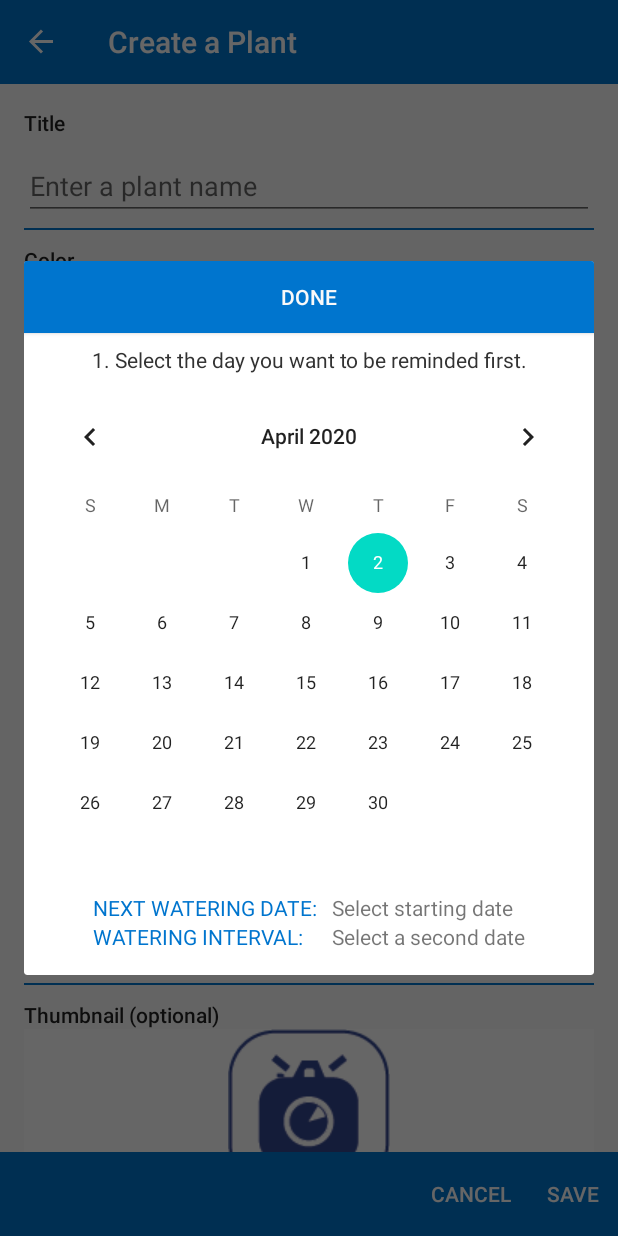
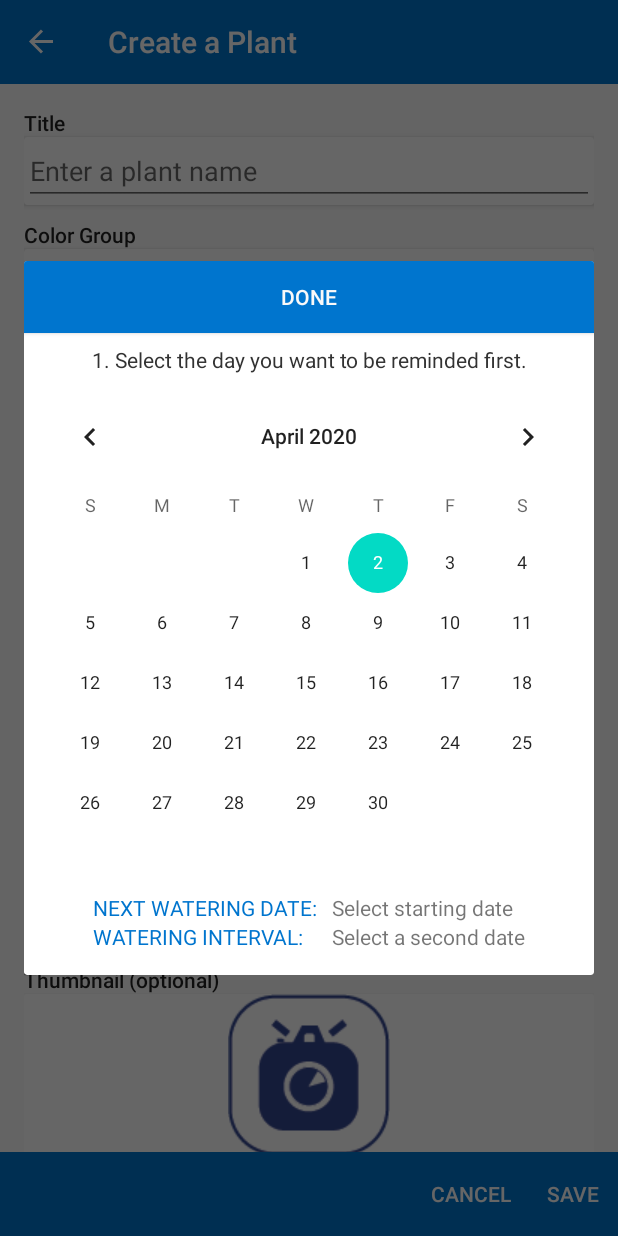
Before and after one commit to Davidwallacesadler/BluePailAndroid, an Android app: the PlantDetail screen opened through its navigation route, after a tap on "Setup your plants watering schedule", on a phone screen of 412 x 824 dp. Run offline under Robolectric (Android 15) with nearby library versions, the phone set to English and light mode, and no system bars; our stand-ins replace Picasso, Room's generated code, navigation-ui; 2 other taps on this screen came first.

Commit message:
Implement cardviews in plant detial fragment for a cleaner look, create viewModels package for improved project organization, change user facing strings to make them more readable

```diff
--- a/app/src/main/java/com/davidsadler/bluepail/fragments/PlantDetail.kt
+++ b/app/src/main/java/com/davidsadler/bluepail/fragments/PlantDetail.kt
@@ -2,10 +2,7 @@ package com.davidsadler.bluepail.fragments
 
 import android.app.Activity
 import android.content.Intent
-import android.graphics.Bitmap
-import android.graphics.BitmapFactory
 import android.net.Uri
-import android.os.Build
 import android.os.Bundle
 import android.os.Environment
 import android.provider.MediaStore
@@ -15,7 +12,6 @@ import android.widget.Toast
 import androidx.core.content.FileProvider
 import androidx.core.view.isVisible
 import androidx.fragment.app.Fragment
-import androidx.lifecycle.LiveData
 import androidx.lifecycle.ViewModelProvider
 import androidx.navigation.Navigation
 import androidx.navigation.fragment.navArgs
@@ -25,7 +21,7 @@ import com.davidsadler.bluepail.adapters.ColorsAdapter
 import com.davidsadler.bluepail.adapters.OnColorSelectedListener
 import com.davidsadler.bluepail.util.*
 import kotlinx.android.synthetic.main.fragment_plant_detail.*
-import com.davidsadler.bluepail.model.PlantCreationViewModel
+import com.davidsadler.bluepail.viewModels.PlantCreationViewModel
 import com.squareup.picasso.Picasso
 import java.io.File
 import java.io.IOException
--- a/app/src/main/java/com/davidsadler/bluepail/fragments/PlantList.kt
+++ b/app/src/main/java/com/davidsadler/bluepail/fragments/PlantList.kt
@@ -14,7 +14,7 @@ import com.davidsadler.bluepail.R
 import com.davidsadler.bluepail.adapters.OnItemClickedListener
 import com.davidsadler.bluepail.adapters.PlantsAdapter
 import com.davidsadler.bluepail.model.Plant
-import com.davidsadler.bluepail.model.PlantViewModel
+import com.davidsadler.bluepail.viewModels.PlantViewModel
 import com.davidsadler.bluepail.util.AlarmNotificationManager
 import kotlinx.android.synthetic.main.fragment_plant_list.*
 
--- a/app/src/main/res/layout/fragment_plant_detail.xml
+++ b/app/src/main/res/layout/fragment_plant_detail.xml
@@ -41,9 +41,9 @@
                     android:text="@string/text_view_plant_title_header"
                     android:textAppearance="@style/TextAppearance.AppCompat.Body2" />
 
-                <Space
+                <androidx.cardview.widget.CardView
                     android:layout_width="match_parent"
-                    android:layout_height="10dp" />
+                    android:layout_height="wrap_content">
 
                     <EditText
                         android:id="@+id/editText_plant_name"
@@ -55,14 +55,7 @@
                         android:imeOptions="actionDone"
                         android:inputType="textCapWords"/>
 
-                <Space
-                    android:layout_width="match_parent"
-                    android:layout_height="5dp" />
-
-                <View
-                    android:layout_width="match_parent"
-                    android:layout_height="1dp"
-                    android:background="@color/colorPrimary" />
+                </androidx.cardview.widget.CardView>
 
                 <Space
                     android:layout_width="match_parent"
@@ -74,6 +67,9 @@
                     android:text="@string/text_view_plant_color_header"
                     android:textAppearance="@style/TextAppearance.AppCompat.Body2" />
 
+                <androidx.cardview.widget.CardView
+                    android:layout_width="match_parent"
+                    android:layout_height="wrap_content">
 
                     <androidx.recyclerview.widget.RecyclerView
                         android:id="@+id/recyclerView_plant_colors"
@@ -84,14 +80,7 @@
 
                     </androidx.recyclerview.widget.RecyclerView>
 
-                <Space
-                    android:layout_width="match_parent"
-                    android:layout_height="10dp" />
-
-                <View
-                    android:layout_width="match_parent"
-                    android:layout_height="1dp"
-                    android:background="@color/colorPrimary" />
+                </androidx.cardview.widget.CardView>
 
                 <Space
                     android:layout_width="match_parent"
@@ -102,6 +91,16 @@
                     android:layout_height="wrap_content"
                     android:text="@string/text_view_plant_reminder_header"
                     android:textAppearance="@style/TextAppearance.AppCompat.Body2" />
+
+                <androidx.cardview.widget.CardView
+                    android:layout_width="match_parent"
+                    android:layout_height="wrap_content">
+
+                    <LinearLayout
+                        android:layout_width="match_parent"
+                        android:layout_height="match_parent"
+                        android:orientation="vertical"
+                        android:padding="8dp">
 
                         <Space
                             android:layout_width="match_parent"
@@ -193,9 +192,11 @@
                             android:layout_height="10dp" />
 
                         <View
-                    android:layout_width="@android:dimen/thumbnail_width"
+                            android:layout_width="match_parent"
                             android:layout_height="1dp"
-                    android:background="@color/colorPrimary" />
+                            android:background="@color/colorPrimary"
+                            android:paddingLeft="16dp"
+                            android:paddingRight="16dp" />
 
                         <Space
                             android:layout_width="match_parent"
@@ -285,14 +286,9 @@
                                 android:src="@drawable/button_calendar_setup" />
                         </LinearLayout>
 
-                <Space
-                    android:layout_width="match_parent"
-                    android:layout_height="10dp" />
+                    </LinearLayout>
 
-                <View
-                    android:layout_width="match_parent"
-                    android:layout_height="1dp"
-                    android:background="@color/colorPrimary" />
+                </androidx.cardview.widget.CardView>
 
                 <Space
                     android:layout_width="match_parent"
@@ -304,6 +300,10 @@
                     android:text="@string/text_view_plant_photo_header"
                     android:textAppearance="@style/TextAppearance.AppCompat.Body2" />
 
+                <androidx.cardview.widget.CardView
+                    android:layout_width="match_parent"
+                    android:layout_height="wrap_content">
+
                     <ImageButton
                         android:id="@+id/imageButton_plant_photo"
                         android:layout_width="match_parent"
@@ -313,7 +313,16 @@
                         android:scaleType="fitCenter"
                         android:src="@drawable/image_button_photo" />
 
+                </androidx.cardview.widget.CardView>
+
+                <Space
+                    android:layout_width="match_parent"
+                    android:layout_height="10dp" />
+
             </LinearLayout>
+
         </ScrollView>
+
     </androidx.constraintlayout.widget.ConstraintLayout>
+
 </FrameLayout>
--- a/app/src/main/res/values/strings.xml
+++ b/app/src/main/res/values/strings.xml
@@ -7,7 +7,7 @@
     <string name="menu_item_save">Save</string>
     <string name="menu_item_cancel">Cancel</string>
     <string name="text_view_plant_title_header">Title</string>
-    <string name="text_view_plant_color_header">Color</string>
+    <string name="text_view_plant_color_header">Color Group</string>
     <string name="text_view_plant_reminder_header">Reminders</string>
     <string name="text_view_plant_photo_header">Thumbnail (optional)</string>
     <string name="edit_text_plant_title_hint">Enter a plant name</string>
@@ -20,8 +20,8 @@
     <string name="text_view_fertilizer_date_header">NEXT FERTILIZING DATE</string>
     <string name="text_view_fertilizer_interval_header">FERTILIZING INTERVAL</string>
     <string name="text_view_reminder_setup_step_1">1. Select the day you want to be reminded next.</string>
-    <string name="text_view_reminder_setup_step_2">2. Select the second day you want to be reminded</string>
-    <string name="text_view_reminder_setup_step_3">3. Select the Done button when your ready, or select another day</string>
+    <string name="text_view_reminder_setup_step_2">2. Select the second day you want to be reminded.</string>
+    <string name="text_view_reminder_setup_step_3">3. Select the Done button or select another day.</string>
     <string name="image_button_plant_photo">Add a photo of your plant</string>
     <string name="button_plant_edit">Edit</string>
     <string name="button_plant_water">Water</string>
```
Also changed, not shown: app/src/main/java/com/davidsadler/bluepail/viewModels/PlantCreationViewModel.kt (renamed from app/src/main/java/com/davidsadler/bluepail/model/PlantCreationViewModel.kt, +18 -3 lines), app/src/main/java/com/davidsadler/bluepail/viewModels/PlantViewModel.kt (renamed from app/src/main/java/com/davidsadler/bluepail/model/PlantViewModel.kt, +8 -2 lines). Lines whose indentation alone changed are shown as unchanged.
